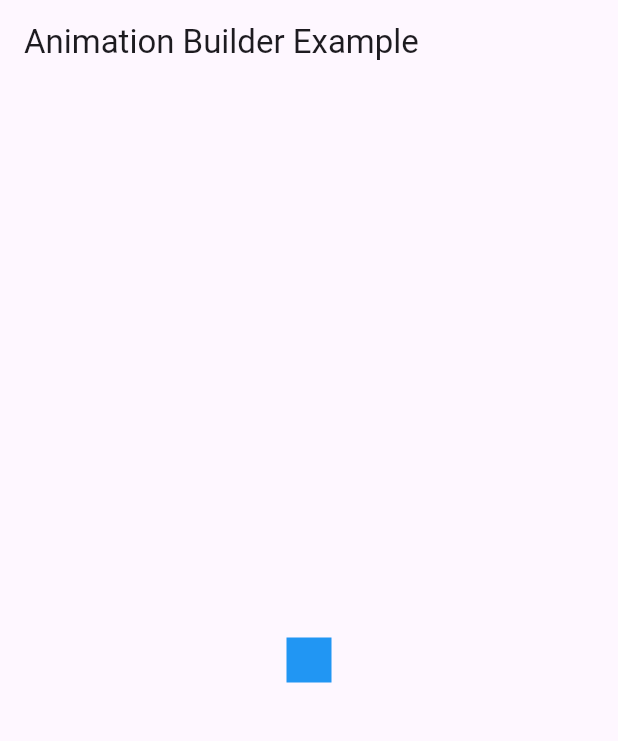
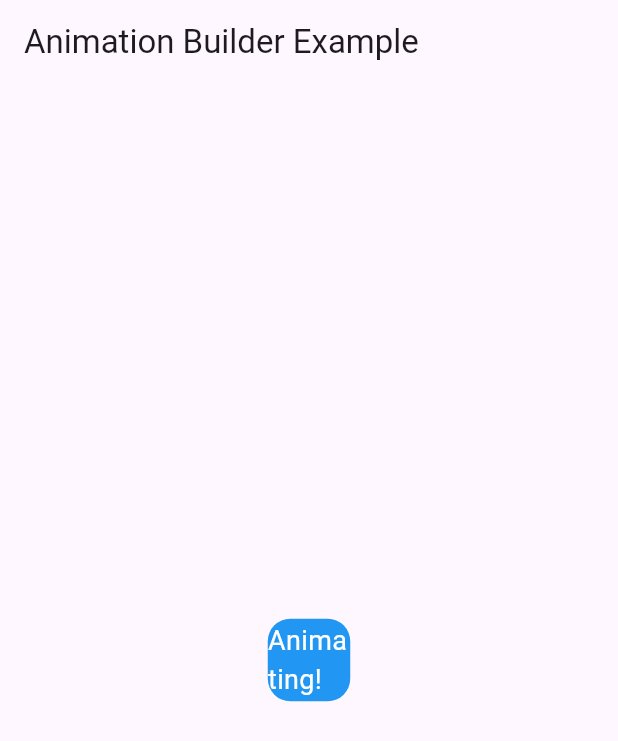
Before and after one commit to farsiflutter/animatioon-builder, a Flutter app: the screen it shows after launch, on a phone screen of 412 x 824 dp. Shown: the top 741 px of the screen. Run offline on Flutter 3.47's test engine with Material 3 defaults, Android fonts, the phone set to English and light mode, and no system bars.

Commit message:
Update main.dart

```diff
--- a/lib/main.dart
+++ b/lib/main.dart
@@ -6,8 +6,14 @@ class MyApp extends StatelessWidget {
   @override
   Widget build(BuildContext context) {
     return MaterialApp(
+      title: 'Animation Builder Example',
+      theme: ThemeData(
+        primarySwatch: Colors.blue,
+      ),
       home: Scaffold(
-        appBar: AppBar(title: Text('Animation Builder Example')),
+        appBar: AppBar(
+          title: Text('Animation Builder Example'),
+        ),
         body: Center(
           child: AnimationDemo(),
         ),
@@ -34,7 +40,9 @@ class _AnimationDemoState extends State<AnimationDemo>
       vsync: this,
     )..repeat(reverse: true);
 
-    _animation = Tween<double>(begin: 0, end: 300).animate(_controller);
+    _animation = Tween<double>(begin: 50, end: 300).animate(
+      CurvedAnimation(parent: _controller, curve: Curves.easeInOut),
+    );
   }
 
   @override
@@ -51,7 +59,16 @@ class _AnimationDemoState extends State<AnimationDemo>
         return Container(
           width: _animation.value,
           height: _animation.value,
-          color: Colors.blue,
+          decoration: BoxDecoration(
+            color: Colors.blue,
+            borderRadius: BorderRadius.circular(15),
+          ),
+          child: Center(
+            child: Text(
+              'Animating!',
+              style: TextStyle(color: Colors.white, fontSize: 18),
+            ),
+          ),
         );
       },
     );
```
